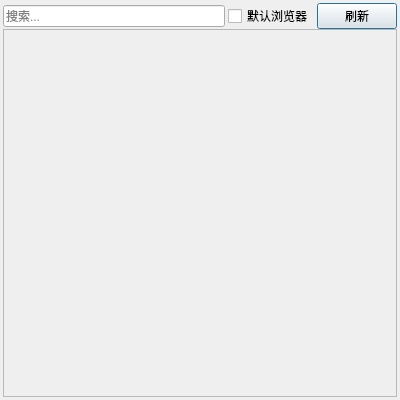
Qt form resources/ui/UI_Nav.ui (starmcc/qs-beanfun-5) before a commit.
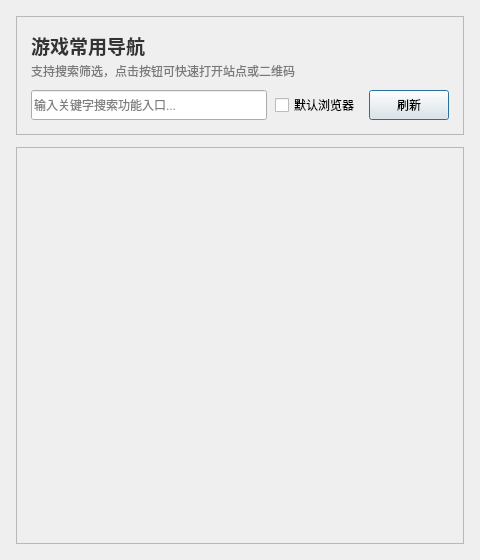
The same form after that commit.

Commit message:
feat: 统一整合浏览器UI、登录JS注入相关全部优化修复
1. 修复官网内置浏览器重复注入JS问题
2. 整体优化界面UI样式，修复多处界面显示问题

```diff
--- a/resources/ui/UI_Nav.ui
+++ b/resources/ui/UI_Nav.ui
@@ -6,79 +6,203 @@
    <rect>
     <x>0</x>
     <y>0</y>
-    <width>400</width>
-    <height>400</height>
+    <width>480</width>
+    <height>560</height>
    </rect>
   </property>
   <property name="minimumSize">
    <size>
-    <width>400</width>
-    <height>400</height>
-   </size>
-  </property>
-  <property name="maximumSize">
-   <size>
-    <width>400</width>
-    <height>400</height>
+    <width>440</width>
+    <height>480</height>
    </size>
   </property>
   <property name="windowTitle">
    <string>便捷导航</string>
   </property>
+  <property name="styleSheet">
+   <string notr="true">QDialog#Nav {
+    background-color: #f7f7f7;
+}
+QFrame#frame_search, QScrollArea {
+    background-color: rgba(255, 255, 255, 0.94);
+    border: 1px solid #e6e6e6;
+    border-radius: 8px;
+}
+QScrollArea > QWidget > QWidget {
+    background-color: transparent;
+}
+QCheckBox {
+    color: #4a4a4a;
+    spacing: 6px;
+}
+QPushButton#pushButton_refresh {
+    min-width: 72px;
+    background-color: #f57c00;
+    color: white;
+    border: 1px solid #f57c00;
+}
+QPushButton#pushButton_refresh:hover {
+    background-color: #ff922b;
+    color: white;
+}
+QPushButton#pushButton_refresh:pressed {
+    background-color: #e06f00;
+}
+QGroupBox {
+    border: 1px solid #e6e6e6;
+    border-radius: 8px;
+    margin-top: 12px;
+    padding-top: 12px;
+    background-color: #ffffff;
+    font-weight: 600;
+    color: #444444;
+}
+QGroupBox::title {
+    subcontrol-origin: margin;
+    left: 12px;
+    padding: 0 4px;
+}
+QLabel {
+    color: #555555;
+}
+QScrollBar:vertical {
+    width: 10px;
+    background: transparent;
+    margin: 4px 0 4px 0;
+}
+QScrollBar::handle:vertical {
+    background: #d0d0d0;
+    border-radius: 5px;
+    min-height: 24px;
+}
+QScrollBar::handle:vertical:hover {
+    background: #b7b7b7;
+}
+QScrollBar::add-line:vertical, QScrollBar::sub-line:vertical {
+    height: 0px;
+}
+QScrollBar::add-page:vertical, QScrollBar::sub-page:vertical {
+    background: transparent;
+}</string>
+  </property>
   <layout class="QVBoxLayout" name="verticalLayout">
    <property name="spacing">
-    <number>0</number>
+    <number>12</number>
    </property>
    <property name="leftMargin">
-    <number>3</number>
+    <number>16</number>
    </property>
    <property name="topMargin">
-    <number>3</number>
+    <number>16</number>
    </property>
    <property name="rightMargin">
-    <number>3</number>
+    <number>16</number>
    </property>
    <property name="bottomMargin">
-    <number>3</number>
+    <number>16</number>
    </property>
    <item>
-    <widget class="QWidget" name="header" native="true">
-     <layout class="QHBoxLayout" name="horizontalLayout">
+    <widget class="QFrame" name="frame_search">
+     <property name="frameShape">
+      <enum>QFrame::StyledPanel</enum>
+     </property>
+     <property name="frameShadow">
+      <enum>QFrame::Raised</enum>
+     </property>
+     <layout class="QVBoxLayout" name="verticalLayout_searchCard">
       <property name="spacing">
-       <number>3</number>
+       <number>10</number>
       </property>
       <property name="leftMargin">
-       <number>0</number>
+       <number>14</number>
       </property>
       <property name="topMargin">
-       <number>0</number>
+       <number>14</number>
       </property>
       <property name="rightMargin">
-       <number>0</number>
+       <number>14</number>
       </property>
       <property name="bottomMargin">
-       <number>0</number>
+       <number>14</number>
       </property>
       <item>
-       <widget class="QLineEdit" name="lineEdit_search">
-        <property name="placeholderText">
-         <string>搜索...</string>
+       <layout class="QVBoxLayout" name="verticalLayout_headline">
+        <property name="spacing">
+         <number>2</number>
         </property>
-       </widget>
+        <item>
+         <widget class="QLabel" name="label_title">
+          <property name="styleSheet">
+           <string notr="true">color: #333333; font-size: 14pt; font-weight: 600;</string>
+          </property>
+          <property name="text">
+           <string>游戏常用导航</string>
+          </property>
+         </widget>
+        </item>
+        <item>
+         <widget class="QLabel" name="label_desc">
+          <property name="styleSheet">
+           <string notr="true">color: #7a7a7a; font-size: 9pt;</string>
+          </property>
+          <property name="text">
+           <string>支持搜索筛选，点击按钮可快速打开站点或二维码</string>
+          </property>
+         </widget>
+        </item>
+       </layout>
       </item>
       <item>
-       <widget class="QCheckBox" name="checkBox_outer">
-        <property name="text">
-         <string>默认浏览器</string>
+       <layout class="QHBoxLayout" name="horizontalLayout">
+        <property name="spacing">
+         <number>8</number>
         </property>
-       </widget>
-      </item>
-      <item>
-       <widget class="QPushButton" name="pushButton_refresh">
-        <property name="text">
-         <string>刷新</string>
+        <property name="leftMargin">
+         <number>0</number>
         </property>
-       </widget>
+        <property name="topMargin">
+         <number>0</number>
+        </property>
+        <property name="rightMargin">
+         <number>0</number>
+        </property>
+        <property name="bottomMargin">
+         <number>0</number>
+        </property>
+        <item>
+         <widget class="QLineEdit" name="lineEdit_search">
+          <property name="minimumSize">
+           <size>
+            <width>0</width>
+            <height>30</height>
+           </size>
+          </property>
+          <property name="placeholderText">
+           <string>输入关键字搜索功能入口...</string>
+          </property>
+         </widget>
+        </item>
+        <item>
+         <widget class="QCheckBox" name="checkBox_outer">
+          <property name="text">
+           <string>默认浏览器</string>
+          </property>
+         </widget>
+        </item>
+        <item>
+         <widget class="QPushButton" name="pushButton_refresh">
+          <property name="minimumSize">
+           <size>
+            <width>72</width>
+            <height>30</height>
+           </size>
+          </property>
+          <property name="text">
+           <string>刷新</string>
+          </property>
+         </widget>
+        </item>
+       </layout>
       </item>
      </layout>
     </widget>
@@ -93,25 +217,25 @@
        <rect>
         <x>0</x>
         <y>0</y>
-        <width>392</width>
-        <height>369</height>
+        <width>444</width>
+        <height>464</height>
        </rect>
       </property>
       <layout class="QVBoxLayout" name="verticalLayout_content">
        <property name="spacing">
-        <number>8</number>
+        <number>10</number>
        </property>
        <property name="leftMargin">
-        <number>4</number>
+        <number>10</number>
        </property>
        <property name="topMargin">
-        <number>4</number>
+        <number>10</number>
        </property>
        <property name="rightMargin">
-        <number>4</number>
+        <number>10</number>
        </property>
        <property name="bottomMargin">
-        <number>4</number>
+        <number>10</number>
        </property>
        <item>
         <widget class="QWidget" name="container" native="true">
```
Left out of the diff: 2 changed lines with no effect on the pictures. The commit also changes 36 other files.
